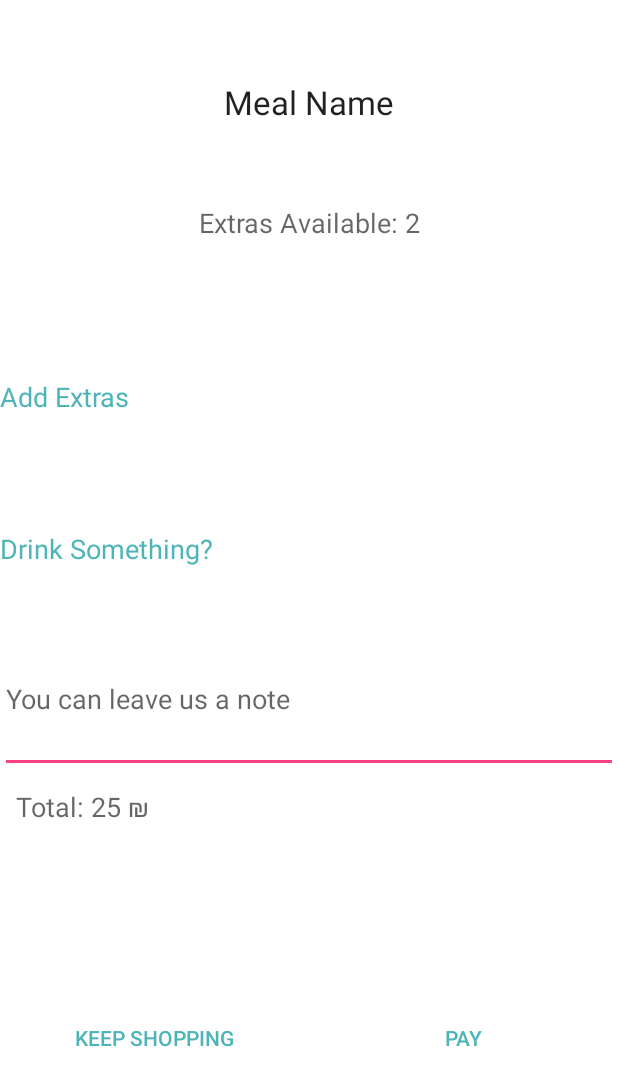
After one commit to ShiraElitzur/Cafeteria_Client, an Android app: the layout dialog_meal_details.xml on its own in the app's theme, with its tools: preview values and no code run, on a phone screen of 412 x 824 dp. The commit adds this screen. Shown: the top 1086 px of the screen. Run offline under Robolectric (Android 15) with nearby library versions, the phone set to English and light mode, and no system bars.

Commit message:
DIalog MealDetails added. has some bugs.

```diff
--- a/app/build.gradle
+++ b/app/build.gradle
@@ -6,7 +6,7 @@ android {
 
     defaultConfig {
         applicationId "com.cafeteria.cafeteria_client"
-        minSdkVersion 19
+        minSdkVersion 21
         targetSdkVersion 24
         versionCode 1
         versionName "1.0"
@@ -22,8 +22,8 @@ android {
 dependencies {
     compile fileTree(dir: 'libs', include: ['*.jar'])
     testCompile 'junit:junit:4.12'
-    compile 'com.android.support:appcompat-v7:24.2.0'
-    compile 'com.android.support:design:24.2.0'
+    compile 'com.android.support:appcompat-v7:24.2.1'
+    compile 'com.android.support:design:24.2.1'
     compile 'hanks.xyz:htextview-library:0.1.5'
     compile files('libs/gson-2.2.2.jar')
 
--- a/app/src/main/java/com/cafeteria/cafeteria_client/ui/LoginActivity.java
+++ b/app/src/main/java/com/cafeteria/cafeteria_client/ui/LoginActivity.java
@@ -89,8 +89,9 @@ public class LoginActivity extends AppCompatActivity {
             Type listType = new TypeToken<ArrayList<Category>>(){}.getType();
 
             List<Category> categoryList = new Gson().fromJson(response,listType);
-            Toast.makeText(LoginActivity.this, categoryList.get(0).getTitle(),Toast.LENGTH_SHORT).show();
-
+            if (categoryList!= null) {
+                Toast.makeText(LoginActivity.this, categoryList.get(0).getTitle(), Toast.LENGTH_SHORT).show();
+            }
 
         }
 
--- /dev/null
+++ b/app/src/main/res/layout/dialog_meal_details.xml
@@ -0,0 +1,142 @@
+<?xml version="1.0" encoding="utf-8"?>
+<LinearLayout xmlns:android="http://schemas.android.com/apk/res/android"
+    android:orientation="vertical" android:layout_width="match_parent"
+    android:layout_height="match_parent"
+    android:weightSum="100"
+    android:background="@color/colorHeadlines"
+    >
+
+<Space
+    android:layout_width="wrap_content"
+    android:layout_height="wrap_content"
+    android:layout_weight="10"
+    />
+
+    <TextView
+        android:layout_width="match_parent"
+        android:gravity="center_horizontal"
+        android:layout_height="wrap_content"
+        android:textAppearance="?android:attr/textAppearanceLarge"
+        android:text="Meal Name"
+        android:id="@+id/tvMealName"
+        android:layout_gravity="center_horizontal"
+        android:layout_weight="10"
+        />
+
+    <TextView
+        android:layout_width="match_parent"
+        android:layout_height="wrap_content"
+        android:textAppearance="?android:attr/textAppearanceMedium"
+        android:text="Extras Available: 2"
+        android:gravity="center_horizontal"
+        android:id="@+id/tvExtrasAmount"
+        android:layout_gravity="end"
+        android:layout_weight="10" />
+
+    <Button
+        android:padding="0dp"
+        style="?android:attr/borderlessButtonStyle"
+        android:layout_width="match_parent"
+        android:layout_height="wrap_content"
+        android:textColor="@color/colorPrimaryDark"
+        android:text="Add Extras"
+        android:textAppearance="?android:attr/textAppearanceMedium"
+        android:id="@+id/btnExtras"
+        android:clickable="true"
+        android:layout_weight="10"
+        android:gravity="center_vertical"
+        />
+
+    <Spinner
+        android:layout_width="match_parent"
+        android:layout_height="wrap_content"
+        android:id="@+id/spinnerExtras"
+        android:layout_weight="10"
+        android:overScrollMode="ifContentScrolls"
+        android:spinnerMode="dropdown"
+        android:visibility="gone"
+        />
+
+    <Button
+        style="?android:attr/borderlessButtonStyle"
+        android:layout_width="match_parent"
+        android:layout_height="wrap_content"
+        android:textColor="@color/colorPrimaryDark"
+        android:text="Drink Something?"
+        android:textAppearance="?android:attr/textAppearanceMedium"
+        android:id="@+id/btnDrink"
+        android:clickable="true"
+        android:padding="0dp"
+        android:gravity="center_vertical"
+        android:layout_weight="10"
+        />
+
+    <Spinner
+        android:layout_width="match_parent"
+        android:layout_height="wrap_content"
+        android:id="@+id/spinnerDrink"
+        android:layout_weight="10"
+        android:overScrollMode="ifContentScrolls"
+        android:spinnerMode="dropdown"
+        android:visibility="gone"
+        />
+
+
+
+    <EditText
+        android:layout_width="match_parent"
+        android:layout_height="wrap_content"
+        android:inputType="textMultiLine"
+        android:ems="10"
+        android:id="@+id/etNote"
+        android:layout_gravity="center_horizontal"
+        android:layout_weight="10"
+        android:hint="You can leave us a note"
+        />
+
+        <TextView
+        android:layout_width="wrap_content"
+        android:layout_height="wrap_content"
+        android:textAppearance="?android:attr/textAppearanceMedium"
+        android:text="Total: 25 ₪"
+            android:gravity="end"
+        android:padding="10dp"
+        android:id="@+id/tvTotal"
+        android:layout_weight="10"
+            />
+
+
+
+    <LinearLayout
+        android:orientation="horizontal"
+        android:layout_width="match_parent"
+        android:layout_height="wrap_content"
+        android:weightSum="10"
+        android:layout_weight="10"
+        >
+
+        <Button
+            style="?android:attr/borderlessButtonStyle"
+            android:textColor="@color/colorPrimaryDark"
+            android:layout_width="0dp"
+            android:layout_weight="5"
+            android:layout_height="wrap_content"
+            android:text="Keep Shopping"
+            android:id="@+id/btnKeepShopping"
+            android:layout_gravity="bottom"
+            />
+
+        <Button
+            style="?android:attr/borderlessButtonStyle"
+            android:textColor="@color/colorPrimaryDark"
+            android:layout_width="0dp"
+            android:layout_weight="5"
+            android:layout_height="wrap_content"
+            android:text="Pay"
+            android:id="@+id/btnPay"
+            android:layout_gravity="bottom"
+            />
+
+    </LinearLayout>
+
+</LinearLayout>
--- a/app/src/main/res/values/styles.xml
+++ b/app/src/main/res/values/styles.xml
@@ -8,5 +8,4 @@
         <item name="colorAccent">@color/colorAccent</item>
     </style>
 
-
 </resources>
```
Also changed, not shown: app/src/main/AndroidManifest.xml (+8 -13 lines), app/src/main/java/com/cafeteria/cafeteria_client/data/Item.java (+10 -0 lines), app/src/main/java/com/cafeteria/cafeteria_client/data/Meal.java (+22 -6 lines), app/src/main/java/com/cafeteria/cafeteria_client/ui/CategoriesFragment.java (+80 -23 lines), app/src/main/java/com/cafeteria/cafeteria_client/ui/CategoryItemsActivity.java (+56 -28 lines), app/src/main/java/com/cafeteria/cafeteria_client/ui/MealDetailsActivity.java (deleted, +0 -17 lines), app/src/main/java/com/cafeteria/cafeteria_client/ui/MealDetailsDialog.java (added, +187 -0 lines), app/src/main/res/layout/activity_meal_details.xml (deleted, +0 -12 lines), app/src/main/res/layout/dialog_spinner_item.xml (added, +32 -0 lines), app/src/main/assets/PoiretOne-Regular.ttf (deleted), 1 other file.
